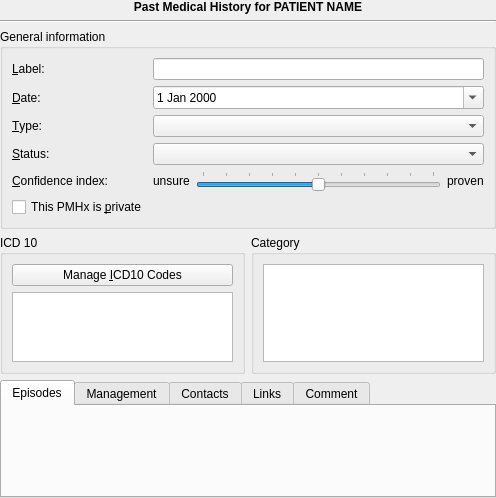
The window that plugins/pmhplugin/pmhviewer.ui (FreeHealth/freehealth) describes before a commit, drawn with Qt 5.
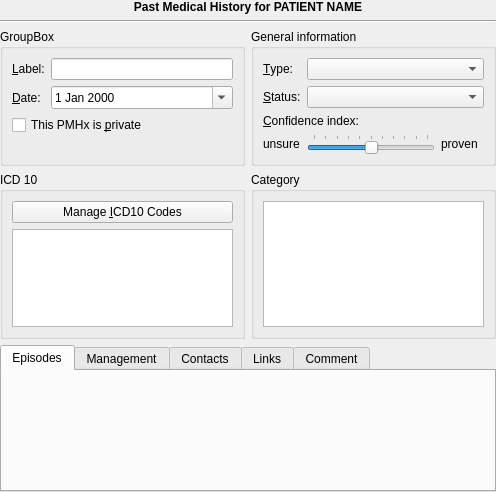
The same window after the commit. Custom widgets are drawn as their Qt base class.

Commit message: PMH creator UI design improvements

```diff
--- a/plugins/pmhplugin/pmhviewer.ui
+++ b/plugins/pmhplugin/pmhviewer.ui
@@ -17,72 +17,7 @@
    <property name="margin">
     <number>0</number>
    </property>
-   <item row="1" column="0" colspan="2">
-    <widget class="Line" name="line">
-     <property name="orientation">
-      <enum>Qt::Horizontal</enum>
-     </property>
-    </widget>
-   </item>
-   <item row="0" column="0" colspan="2">
-    <widget class="QLabel" name="titleLabel">
-     <property name="font">
-      <font>
-       <weight>75</weight>
-       <bold>true</bold>
-      </font>
-     </property>
-     <property name="text">
-      <string>Past Medical History for PATIENT NAME</string>
-     </property>
-     <property name="alignment">
-      <set>Qt::AlignCenter</set>
-     </property>
-    </widget>
-   </item>
-   <item row="7" column="0" colspan="2">
-    <widget class="QTabWidget" name="tabWidget">
-     <property name="currentIndex">
-      <number>0</number>
-     </property>
-     <widget class="QWidget" name="episodesTab">
-      <attribute name="title">
-       <string>Episodes</string>
-      </attribute>
-      <layout class="QGridLayout" name="gridLayout_5">
-       <item row="0" column="0">
-        <widget class="PMH::PmhEpisodeViewer" name="episodeViewer" native="true"/>
-       </item>
-      </layout>
-     </widget>
-     <widget class="QWidget" name="managementTab">
-      <attribute name="title">
-       <string>Management</string>
-      </attribute>
-     </widget>
-     <widget class="QWidget" name="contactTab">
-      <attribute name="title">
-       <string>Contacts</string>
-      </attribute>
-     </widget>
-     <widget class="QWidget" name="linkTab">
-      <attribute name="title">
-       <string>Links</string>
-      </attribute>
-     </widget>
-     <widget class="QWidget" name="tabComment">
-      <attribute name="title">
-       <string>Comment</string>
-      </attribute>
-      <layout class="QGridLayout" name="gridLayout_4">
-       <item row="0" column="0">
-        <widget class="Editor::TextEditor" name="comment"/>
-       </item>
-      </layout>
-     </widget>
-    </widget>
-   </item>
-   <item row="3" column="0">
+   <item row="6" column="0">
     <widget class="QGroupBox" name="simpleBox">
      <property name="title">
       <string>ICD 10</string>
@@ -101,39 +36,13 @@
      </layout>
     </widget>
    </item>
-   <item row="3" column="1">
-    <widget class="QGroupBox" name="groupBox">
+   <item row="2" column="0">
+    <widget class="QGroupBox" name="groupBox_3">
      <property name="title">
-      <string>Category</string>
+      <string>GroupBox</string>
      </property>
-     <layout class="QGridLayout" name="gridLayout_3">
-      <item row="0" column="1">
-       <widget class="QTreeView" name="categoryTreeView">
-        <property name="editTriggers">
-         <set>QAbstractItemView::NoEditTriggers</set>
-        </property>
-        <attribute name="headerVisible">
-         <bool>false</bool>
-        </attribute>
-       </widget>
-      </item>
-     </layout>
-    </widget>
-   </item>
-   <item row="2" column="0" colspan="2">
-    <widget class="QGroupBox" name="groupBox_2">
-     <property name="title">
-      <string>General information</string>
-     </property>
-     <layout class="QGridLayout" name="gridLayout_2">
-      <item row="7" column="0">
-       <widget class="QCheckBox" name="makePrivateBox">
-        <property name="text">
-         <string>This PMHx is &amp;private</string>
-        </property>
-       </widget>
-      </item>
-      <item row="1" column="0">
+     <layout class="QFormLayout" name="formLayout">
+      <item row="0" column="0">
        <widget class="QLabel" name="label_2">
         <property name="text">
          <string>&amp;Label:</string>
@@ -143,16 +52,42 @@
         </property>
        </widget>
       </item>
-      <item row="6" column="0">
-       <widget class="QLabel" name="label_5">
+      <item row="0" column="1">
+       <widget class="QLineEdit" name="personalLabel"/>
+      </item>
+      <item row="1" column="0">
+       <widget class="QLabel" name="label_7">
         <property name="text">
-         <string>&amp;Confidence index:</string>
+         <string>&amp;Date:</string>
         </property>
         <property name="buddy">
          <cstring>confIndexSlider</cstring>
         </property>
        </widget>
       </item>
+      <item row="1" column="1">
+       <widget class="QDateEdit" name="simple_date">
+        <property name="calendarPopup">
+         <bool>true</bool>
+        </property>
+       </widget>
+      </item>
+      <item row="2" column="0" colspan="2">
+       <widget class="QCheckBox" name="makePrivateBox">
+        <property name="text">
+         <string>This PMHx is &amp;private</string>
+        </property>
+       </widget>
+      </item>
+     </layout>
+    </widget>
+   </item>
+   <item row="2" column="1">
+    <widget class="QGroupBox" name="groupBox_2">
+     <property name="title">
+      <string>General information</string>
+     </property>
+     <layout class="QGridLayout" name="gridLayout_2">
       <item row="5" column="0">
        <widget class="QLabel" name="label_4">
         <property name="text">
@@ -173,17 +108,23 @@
         </property>
        </widget>
       </item>
-      <item row="2" column="0">
-       <widget class="QLabel" name="label_7">
+      <item row="5" column="1" colspan="3">
+       <widget class="QComboBox" name="statusCombo"/>
+      </item>
+      <item row="4" column="1" colspan="3">
+       <widget class="QComboBox" name="typeCombo"/>
+      </item>
+      <item row="7" column="0">
+       <widget class="QLabel" name="label">
         <property name="text">
-         <string>&amp;Date:</string>
+         <string>unsure</string>
         </property>
-        <property name="buddy">
-         <cstring>simple_date</cstring>
+        <property name="wordWrap">
+         <bool>true</bool>
         </property>
        </widget>
       </item>
-      <item row="6" column="2">
+      <item row="7" column="1">
        <widget class="QSlider" name="confIndexSlider">
         <property name="maximum">
          <number>10</number>
@@ -202,42 +143,110 @@
         </property>
        </widget>
       </item>
-      <item row="6" column="3">
+      <item row="7" column="2">
        <widget class="QLabel" name="label_6">
         <property name="text">
          <string>proven</string>
         </property>
        </widget>
       </item>
-      <item row="5" column="1" colspan="3">
-       <widget class="QComboBox" name="statusCombo"/>
-      </item>
-      <item row="1" column="1" colspan="3">
-       <widget class="QLineEdit" name="personalLabel"/>
-      </item>
-      <item row="2" column="1" colspan="3">
-       <widget class="QDateEdit" name="simple_date">
-        <property name="calendarPopup">
-         <bool>true</bool>
-        </property>
-       </widget>
-      </item>
-      <item row="4" column="1" colspan="3">
-       <widget class="QComboBox" name="typeCombo"/>
-      </item>
-      <item row="6" column="1">
-       <widget class="QLabel" name="label">
+      <item row="6" column="0" colspan="3">
+       <widget class="QLabel" name="label_5">
         <property name="text">
-         <string>unsure</string>
+         <string>&amp;Confidence index:</string>
         </property>
-        <property name="wordWrap">
-         <bool>true</bool>
+        <property name="buddy">
+         <cstring>confIndexSlider</cstring>
         </property>
        </widget>
       </item>
      </layout>
     </widget>
    </item>
+   <item row="6" column="1">
+    <widget class="QGroupBox" name="groupBox">
+     <property name="title">
+      <string>Category</string>
+     </property>
+     <layout class="QGridLayout" name="gridLayout_3">
+      <item row="0" column="1">
+       <widget class="QTreeView" name="categoryTreeView">
+        <property name="editTriggers">
+         <set>QAbstractItemView::NoEditTriggers</set>
+        </property>
+        <attribute name="headerVisible">
+         <bool>false</bool>
+        </attribute>
+       </widget>
+      </item>
+     </layout>
+    </widget>
+   </item>
+   <item row="10" column="0" colspan="2">
+    <widget class="QTabWidget" name="tabWidget">
+     <property name="currentIndex">
+      <number>0</number>
+     </property>
+     <widget class="QWidget" name="episodesTab">
+      <attribute name="title">
+       <string>Episodes</string>
+      </attribute>
+      <layout class="QGridLayout" name="gridLayout_5">
+       <item row="0" column="0">
+        <widget class="PMH::PmhEpisodeViewer" name="episodeViewer" native="true"/>
+       </item>
+      </layout>
+     </widget>
+     <widget class="QWidget" name="managementTab">
+      <attribute name="title">
+       <string>Management</string>
+      </attribute>
+     </widget>
+     <widget class="QWidget" name="contactTab">
+      <attribute name="title">
+       <string>Contacts</string>
+      </attribute>
+     </widget>
+     <widget class="QWidget" name="linkTab">
+      <attribute name="title">
+       <string>Links</string>
+      </attribute>
+     </widget>
+     <widget class="QWidget" name="tabComment">
+      <attribute name="title">
+       <string>Comment</string>
+      </attribute>
+      <layout class="QGridLayout" name="gridLayout_4">
+       <item row="0" column="0">
+        <widget class="Editor::TextEditor" name="comment"/>
+       </item>
+      </layout>
+     </widget>
+    </widget>
+   </item>
+   <item row="0" column="0" colspan="2">
+    <widget class="QLabel" name="titleLabel">
+     <property name="font">
+      <font>
+       <weight>75</weight>
+       <bold>true</bold>
+      </font>
+     </property>
+     <property name="text">
+      <string>Past Medical History for PATIENT NAME</string>
+     </property>
+     <property name="alignment">
+      <set>Qt::AlignCenter</set>
+     </property>
+    </widget>
+   </item>
+   <item row="1" column="0" colspan="2">
+    <widget class="Line" name="line">
+     <property name="orientation">
+      <enum>Qt::Horizontal</enum>
+     </property>
+    </widget>
+   </item>
   </layout>
  </widget>
  <customwidgets>
```
Left out of the diff: 4 changed lines with no effect on the pictures.
